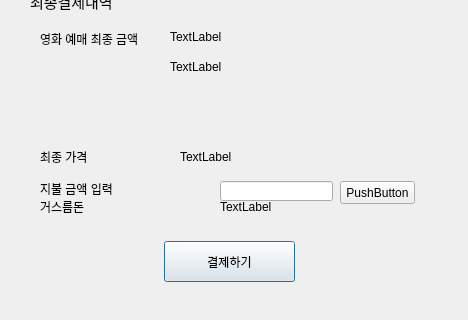
Above: guestpayment.ui from 2sseong/mini_project_2025-03 before the change; both pictures show x 0 to 468 and y 279 to 599 of the 468 by 599 pixel window. Below: the same form after it.
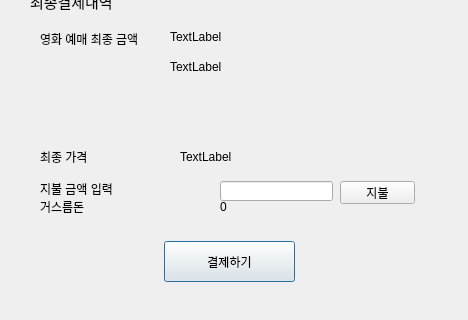
That is the form after the change.

What changed in the file:
```diff
--- a/guestpayment.ui
+++ b/guestpayment.ui
@@ -260,7 +260,7 @@
     </rect>
    </property>
    <property name="text">
-    <string>TextLabel</string>
+    <string>0</string>
    </property>
   </widget>
   <widget class="QLabel" name="label_2">
@@ -401,7 +401,7 @@
     </rect>
    </property>
    <property name="text">
-    <string>PushButton</string>
+    <string>지불</string>
    </property>
   </widget>
   <widget class="QPushButton" name="btn_poster">
```
Left out of the diff: 2 changed lines with no effect on the pictures.
